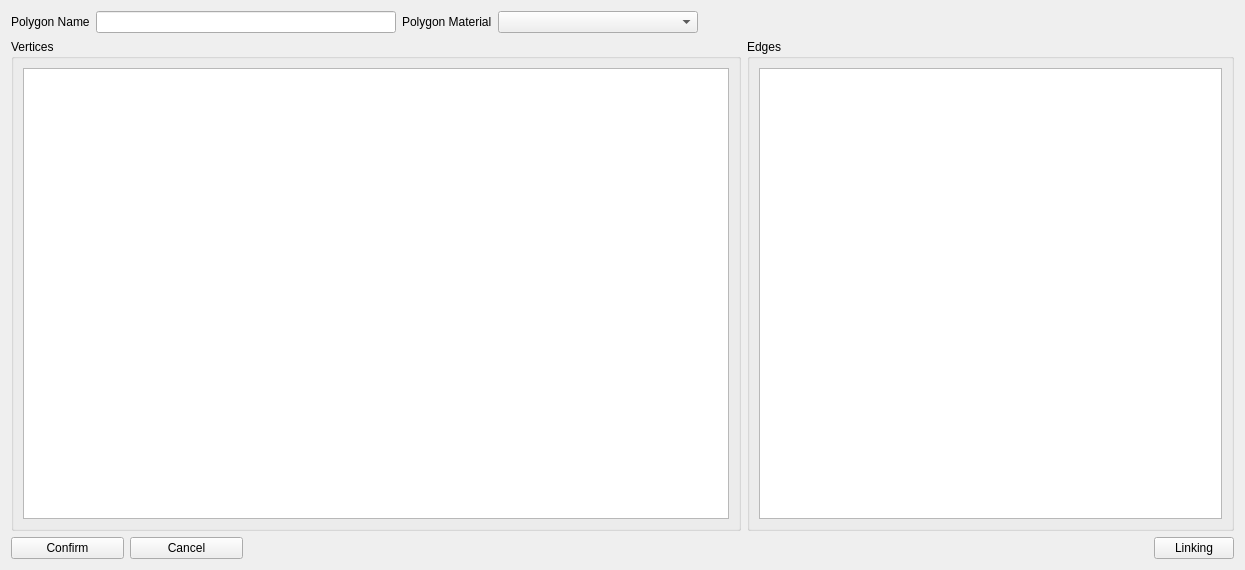
Before: the Qt Designer form frontend/editor/editor.ui in lord-of-nothing/dirg3, drawn with Qt 5.
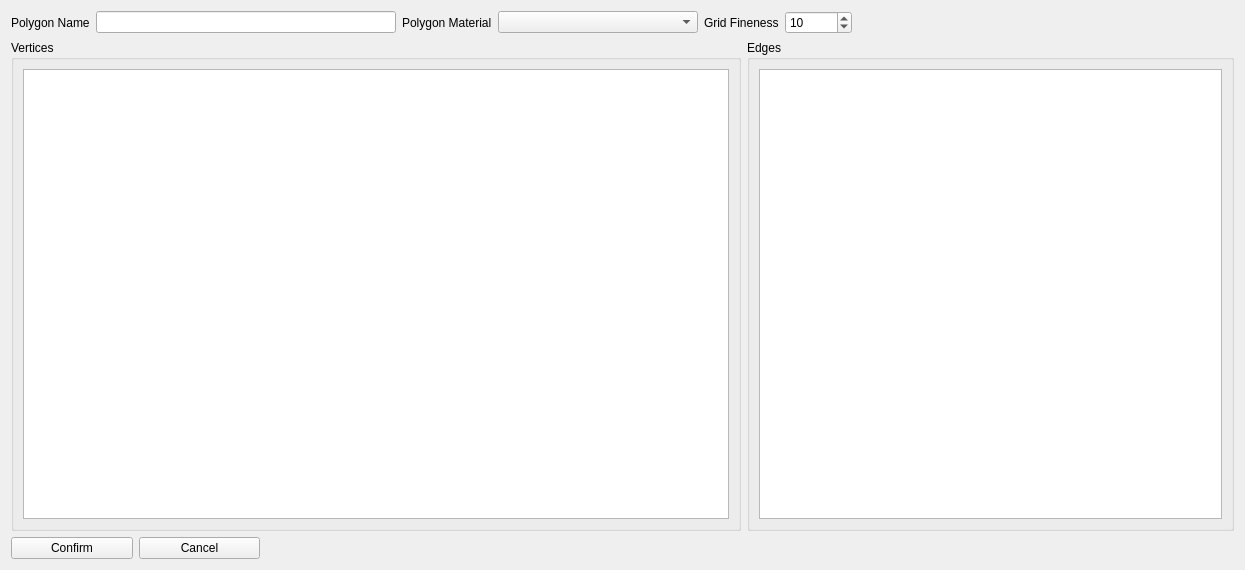
After: the same form once the commit is applied.

Commit message: NOT WORKING -- trying to add linking interface

Diff of the .ui file:
```diff
--- a/frontend/editor/editor.ui
+++ b/frontend/editor/editor.ui
@@ -15,7 +15,7 @@
   </property>
   <layout class="QVBoxLayout" name="verticalLayout">
    <item>
-    <layout class="QHBoxLayout" name="horizontalLayout_4">
+    <layout class="QHBoxLayout" name="horizontalLayout_3">
      <item>
       <widget class="QLabel" name="label">
        <property name="text">
@@ -34,8 +34,6 @@
       </widget>
      </item>
      <item>
-      <layout class="QHBoxLayout" name="horizontalLayout_5">
-       <item>
         <widget class="QLabel" name="label_2">
          <property name="text">
           <string>Polygon Material</string>
@@ -53,9 +51,21 @@
         </widget>
        </item>
        <item>
-        <layout class="QHBoxLayout" name="horizontalLayout_3"/>
-       </item>
-      </layout>
+      <widget class="QLabel" name="label_3">
+       <property name="text">
+        <string>Grid Fineness</string>
+       </property>
+      </widget>
+     </item>
+     <item>
+      <widget class="QSpinBox" name="finenessSpin">
+       <property name="maximum">
+        <number>100000</number>
+       </property>
+       <property name="value">
+        <number>10</number>
+       </property>
+      </widget>
      </item>
      <item>
       <spacer name="horizontalSpacer_2">
@@ -136,7 +146,7 @@
     </layout>
    </item>
    <item>
-    <layout class="QHBoxLayout" name="horizontalLayout" stretch="10,10,80,0">
+    <layout class="QHBoxLayout" name="horizontalLayout" stretch="10,10,80">
      <property name="sizeConstraint">
       <enum>QLayout::SizeConstraint::SetDefaultConstraint</enum>
      </property>
@@ -167,13 +177,6 @@
        </property>
       </spacer>
      </item>
-     <item>
-      <widget class="QPushButton" name="linksBtn">
-       <property name="text">
-        <string>Linking</string>
-       </property>
-      </widget>
-     </item>
     </layout>
    </item>
   </layout>
```
Lines whose indentation alone changed are shown as unchanged. The commit also changes 7 other files.
